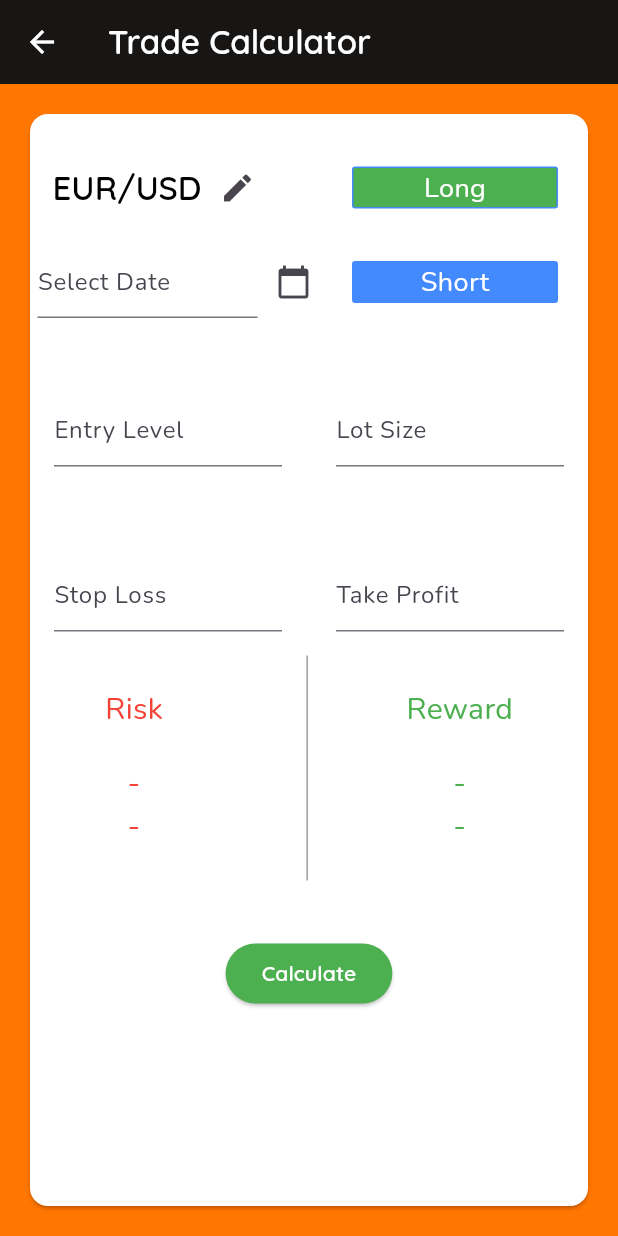
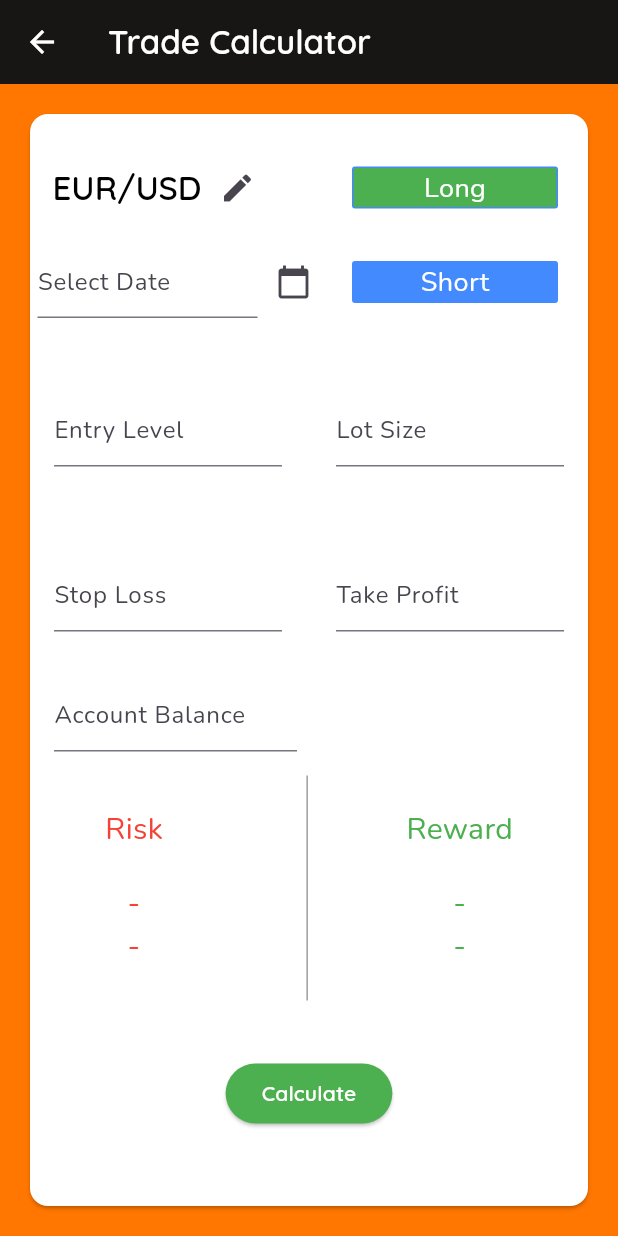
Before and after one commit to radmaster2000/forexFolioM, a Flutter app: the TradeCalculatorScreen screen opened directly, on a phone screen of 412 x 824 dp. Run offline on Flutter 3.47's test engine with Material 3 defaults, Android fonts, the phone set to English and light mode, and no system bars; our stand-ins replace dio, google_fonts, image_picker, sqflite; accounts and stored records are empty.

Commit message:
added account balnce field in trade calculator

```diff
--- a/lib/pages/compundingCalculator.dart
+++ b/lib/pages/compundingCalculator.dart
@@ -63,7 +63,7 @@ class _CoumpoundingCalculatorState extends State<CoumpoundingCalculator> {
         }
 
         // Print year-end values
-        for (int year = 0; year < years * 12; year++) {
+        for (int year = 0; year < years; year++) {
           print("Year ${year + 1}: \$%.2f${yearEndValue[year]}");
           future.add(yearEndValue[year]);
         }
--- a/lib/pages/tradeCalculator.dart
+++ b/lib/pages/tradeCalculator.dart
@@ -309,38 +309,45 @@ newcurrency=currencies[0];
                             ],
                           ),
                         ),
-                        // Padding(
-                        //   padding: const EdgeInsets.all(8.0),
-                        //   child: Row(
-                        //     children: [
-                        //       Expanded(
-                        //         child: TextField(
-                        //           decoration: InputDecoration(
-                        //             hintStyle: TextStyle(fontWeight: FontWeight.normal),
-                        //             // border: OutlineInputBorder(),
-                        //             hintText: 'Account Balance',
-                        //           ),
-                        //         ),
-                        //       ),
-                        //       Spacer(),
-                        //       Expanded(
-                        //         child: DropdownButton<String>(
-                        //
-                        //           items: ['Option 1', 'Option 2', 'Option 3']
-                        //               .map((String value) {
-                        //             return DropdownMenuItem<String>(
-                        //               value: value,
-                        //               child: Text(value),
-                        //             );
-                        //           }).toList(),
-                        //           onChanged: (String ?newValue) {
-                        //             // Handle dropdown value change
-                        //           },
-                        //         ),
-                        //       ),
-                        //     ],
-                        //   ),
-                        // ),
+                        Padding(
+                          padding: const EdgeInsets.all(8.0),
+                          child: Row(
+                            children: [
+                              Expanded(
+                                flex: 2,
+                                child: Padding(
+                                  padding: const EdgeInsets.all(8.0),
+                                  child: TextField(
+                                    decoration: InputDecoration(
+                                      hintStyle: TextStyle(fontWeight: FontWeight.normal),
+                                      // border: OutlineInputBorder(),
+                                      hintText: 'Account Balance',
+                                    ),
+                                  ),
+                                ),
+                              ),
+                              Spacer(),
+                              Expanded(
+                                  flex: 1,
+                                  child: Container())
+                              // Expanded(
+                              //   child: DropdownButton<String>(
+                              //
+                              //     items: ['Option 1', 'Option 2', 'Option 3']
+                              //         .map((String value) {
+                              //       return DropdownMenuItem<String>(
+                              //         value: value,
+                              //         child: Text(value),
+                              //       );
+                              //     }).toList(),
+                              //     onChanged: (String ?newValue) {
+                              //       // Handle dropdown value change
+                              //     },
+                              //   ),
+                              // ),
+                            ],
+                          ),
+                        ),
                         // Widgets for account balance, risk, and reward inputs
                         // ...
                         SizedBox(
```
